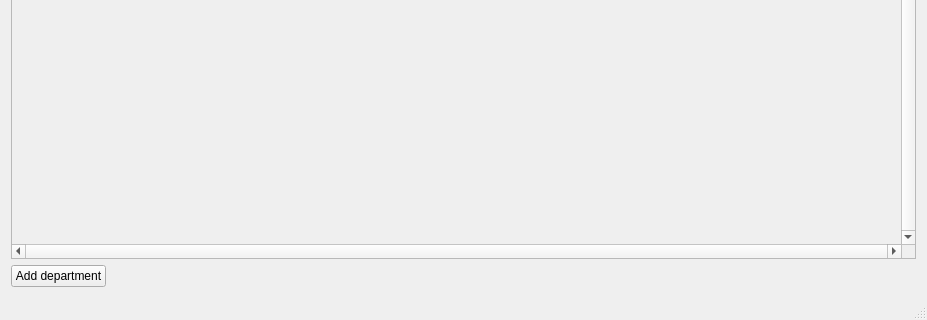
The window that CompanyEditor/mainwindow.ui (imitatehappiness/QtCompanyEditor) describes before a commit, drawn with Qt 5; both pictures show x 0 to 927 and y 205 to 525 of the 927 by 525 pixel window.
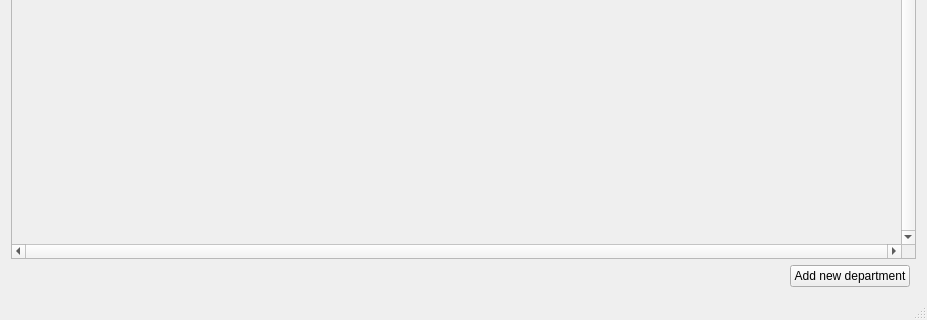
The same window after the commit.

Diff of the .ui file:
```diff
--- a/CompanyEditor/mainwindow.ui
+++ b/CompanyEditor/mainwindow.ui
@@ -15,14 +15,20 @@
   </property>
   <widget class="QWidget" name="centralWidget">
    <layout class="QGridLayout" name="gridLayout">
-    <item row="1" column="0">
+    <item row="1" column="1">
      <widget class="QPushButton" name="pB_addDeparment">
+      <property name="sizePolicy">
+       <sizepolicy hsizetype="Preferred" vsizetype="Preferred">
+        <horstretch>0</horstretch>
+        <verstretch>0</verstretch>
+       </sizepolicy>
+      </property>
       <property name="text">
-       <string>Add department</string>
+       <string>Add new department</string>
       </property>
      </widget>
     </item>
-    <item row="1" column="1">
+    <item row="1" column="0">
      <spacer name="horizontalSpacer">
       <property name="orientation">
        <enum>Qt::Horizontal</enum>
@@ -35,7 +41,7 @@
       </property>
      </spacer>
     </item>
-    <item row="0" column="0" colspan="2">
+    <item row="0" column="0" colspan="3">
      <widget class="QScrollArea" name="scrollArea">
       <property name="verticalScrollBarPolicy">
        <enum>Qt::ScrollBarAlwaysOn</enum>
```
